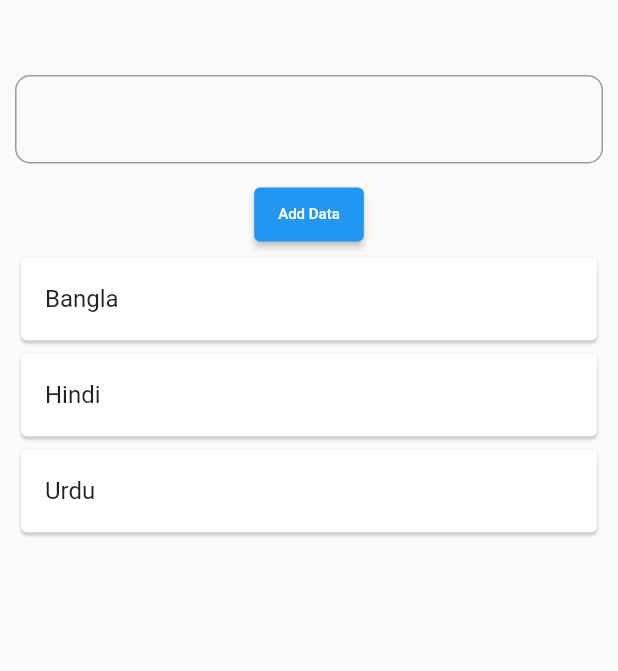
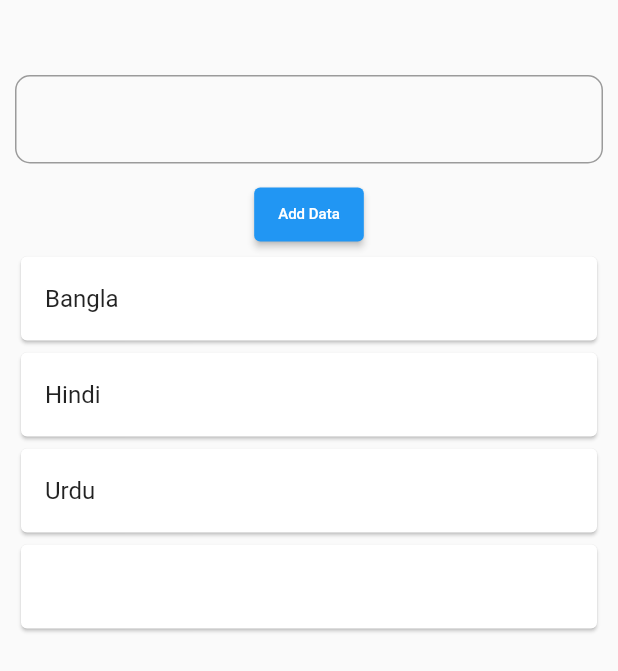
Before and after one commit to nsabir0/material_login_ui_SQFlite, a Flutter app: the screen it shows after launch, after a tap on "Add Data", on a phone screen of 412 x 824 dp. Shown: the top 671 px of the screen. Run offline on Flutter 3.47's test engine with Material 2 defaults, Android fonts, the phone set to English and light mode, and no system bars; our stand-ins replace sqflite; accounts and stored records are empty.

Commit message:
List updating according to UserInput 12/10/2023

```diff
--- a/lib/pages/home_page.dart
+++ b/lib/pages/home_page.dart
@@ -8,9 +8,17 @@ class HomePage extends StatefulWidget {
 }
 
 class _HomePageState extends State<HomePage> {
+  final controller = TextEditingController();
+  List country_list = [ "Bangla", "Hindi", "Urdu"];
 
-   TextEditingController? controller;
-  List country_list=["Bangla", "Hindi", "Urdu",];
+  void _incrementList() {
+    setState(() {
+      print(controller.text.toString());
+
+      country_list.add(controller.text.toString());
+    });
+  }
+
   @override
   Widget build(BuildContext context) {
     return Scaffold(
@@ -21,28 +29,33 @@ class _HomePageState extends State<HomePage> {
             children: [
               TextField(
                 controller: controller,
-                decoration: InputDecoration(border: OutlineInputBorder(
-                  borderRadius: BorderRadius.circular(10)
-                )),
+                decoration: InputDecoration(
+                    border: OutlineInputBorder(
+                        borderRadius: BorderRadius.circular(10))),
               ),
-              SizedBox(height: 10,),
-              ElevatedButton(onPressed: (){
-                @override
-                void initState() {
-                  super.initState();String? txt=controller?.text;
-                  country_list.add(txt);
-
-
-                }
-
-              }, child: Text('Add Data', style: TextStyle(fontSize: 10, ),)),
-              Expanded(child: ListView.builder(itemCount: country_list.length,
-              itemBuilder: (context, index) {
-                return Card(
-                  child: ListTile(
+              const SizedBox(
+                height: 10,
+              ),
+              ElevatedButton(
+                  onPressed: () {
+                    _incrementList();
+                  },
+                  child: const Text(
+                    'Add Data',
+                    style: TextStyle(
+                      fontSize: 10,
+                    ),
+                  )),
+              Expanded(
+                  child: ListView.builder(
+                itemCount: country_list.length,
+                itemBuilder: (context, index) {
+                  return Card(
+                      child: ListTile(
                     title: Text(country_list[index]),
                   ));
-              },))
+                },
+              ))
             ],
           ),
         ),
```
